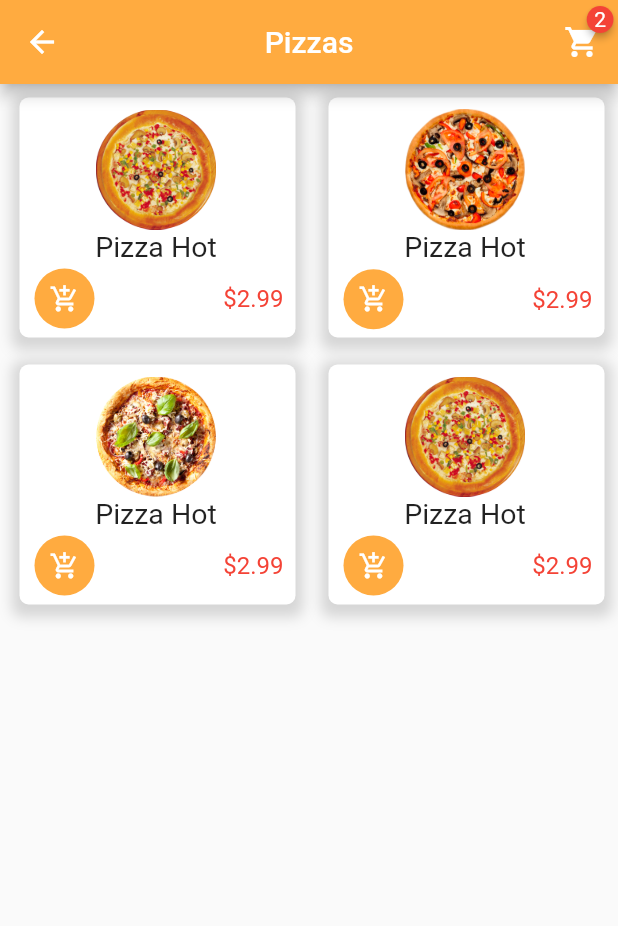
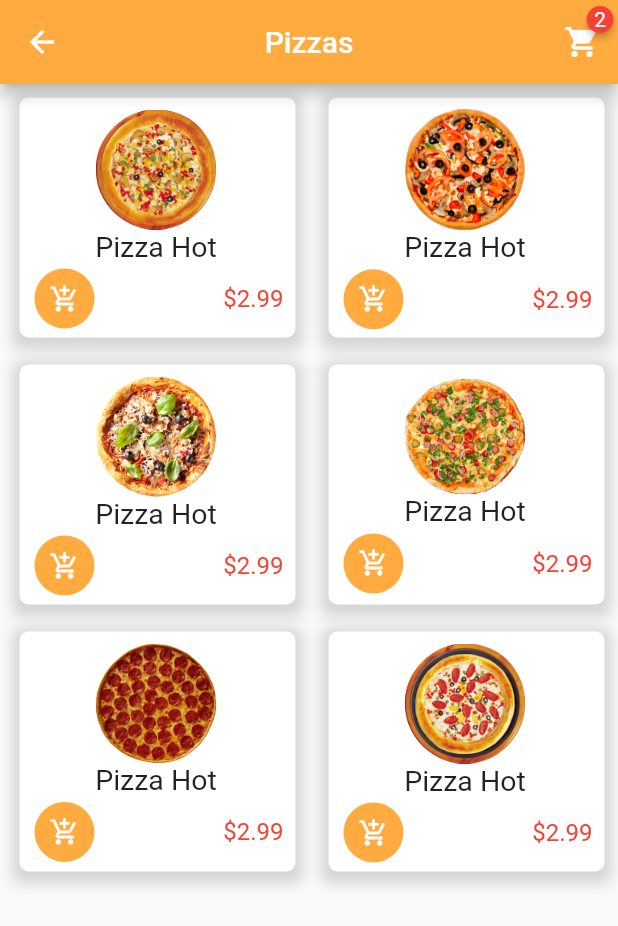
Before and after one commit to musjib999/food_dev, a Flutter app: the PizzaPage screen opened by its route, on a phone screen of 412 x 824 dp. Shown: the top 926 px of the screen. Run offline on Flutter 3.47's test engine with Material 2 defaults, Android fonts, the phone set to English and light mode, and no system bars; drawn by our look-alikes of badges; our stand-ins replace flutter_svg, font_awesome_flutter.

Commit message:
images added

```diff
--- a/lib/screens/pizza_screen.dart
+++ b/lib/screens/pizza_screen.dart
@@ -46,24 +46,20 @@ class _PizzaPageState extends State<PizzaPage> {
             children: <Widget>[
               Row(
                 children: <Widget>[
-                  PizzaCard(
-                    // onPressed: () {
-                    //   Navigator.push(context,
-                    //       MaterialPageRoute(builder: (context) {
-                    //     return ItemPage();
-                    //   }));
-                    // },
-                    imagePath: 'images/pizza.png',
-                  ),
-                  PizzaCard(
-                    imagePath: 'images/pizza1.png',
-                  ),
+                  PizzaCard(imagePath: 'images/pizza.png'),
+                  PizzaCard(imagePath: 'images/pizza1.png'),
                 ],
               ),
               Row(
                 children: <Widget>[
-                  PizzaCard(imagePath: 'images/pizza2.png',),
-                  PizzaCard(imagePath: 'images/pizza.png',),
+                  PizzaCard(imagePath: 'images/pizza2.png'),
+                  PizzaCard(imagePath: 'images/pizza3.png'),
+                ],
+              ),
+              Row(
+                children: <Widget>[
+                  PizzaCard(imagePath: 'images/pizza4.png'),
+                  PizzaCard(imagePath: 'images/pizza5.png'),
                 ],
               ),
             ],
```
Also changed, not shown: images/pizza3.png (added), images/pizza4.png (added), images/pizza5.png (added).
